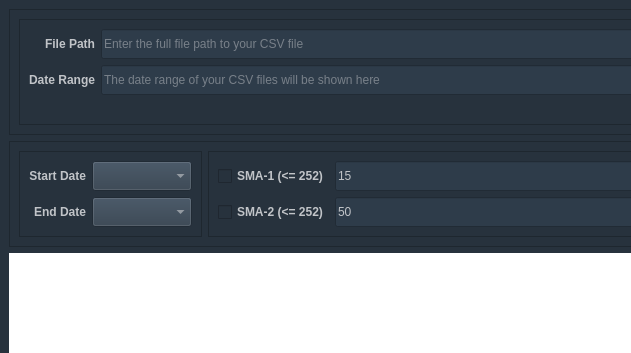
Old version of the form gui.ui in the repository shankaikai/qf205-stock-moving; both pictures show x 0 to 631 and y 0 to 353 of the 800 by 600 pixel window.
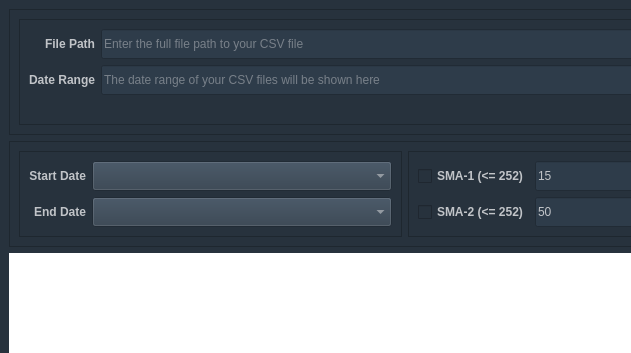
New version of the form. Custom widgets are drawn as their Qt base class.

What changed in the file:
```diff
--- a/gui.ui
+++ b/gui.ui
@@ -234,7 +234,7 @@
            <widget class="QComboBox" name="startDateCombo">
             <property name="minimumSize">
              <size>
-              <width>100</width>
+              <width>300</width>
               <height>30</height>
              </size>
             </property>
```
